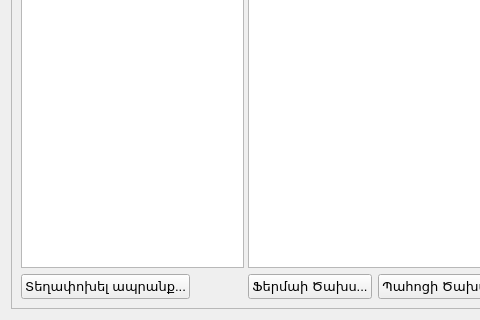
Before: the Qt Designer form src/storages.ui in ADCompany/AD-Farm, drawn with Qt 5; both pictures show x 0 to 480 and y 429 to 749 of the 823 by 749 pixel window.
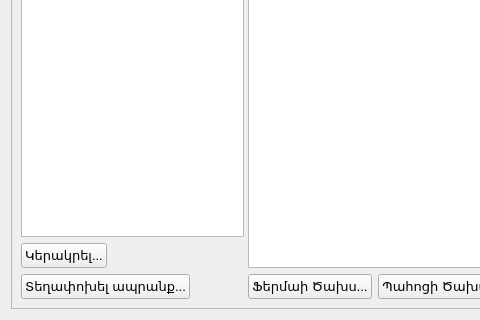
After: the same form once the commit is applied. Icons and pictures are not drawn.

Commit message: Integrate Nourish Store Item: (Full Change)

```diff
--- a/src/storages.ui
+++ b/src/storages.ui
@@ -28,8 +28,8 @@
         <height>729</height>
        </rect>
       </property>
-      <layout class="QVBoxLayout" name="verticalLayout_3">
-       <item>
+      <layout class="QGridLayout" name="gridLayout">
+       <item row="0" column="0">
         <widget class="QSplitter" name="splitter">
          <property name="orientation">
           <enum>Qt::Horizontal</enum>
@@ -45,6 +45,39 @@
              </property>
             </widget>
            </item>
+           <item>
+            <layout class="QHBoxLayout" name="horizontalLayout_2">
+             <item>
+              <widget class="QPushButton" name="btnNourishStoreItem">
+               <property name="font">
+                <font>
+                 <pointsize>10</pointsize>
+                </font>
+               </property>
+               <property name="text">
+                <string>Կերակրել...</string>
+               </property>
+               <property name="icon">
+                <iconset resource="farmmanager.qrc">
+                 <normaloff>:/FarmManager/Resources/nourish.png</normaloff>:/FarmManager/Resources/nourish.png</iconset>
+               </property>
+              </widget>
+             </item>
+             <item>
+              <spacer name="horizontalSpacer_2">
+               <property name="orientation">
+                <enum>Qt::Horizontal</enum>
+               </property>
+               <property name="sizeHint" stdset="0">
+                <size>
+                 <width>40</width>
+                 <height>20</height>
+                </size>
+               </property>
+              </spacer>
+             </item>
+            </layout>
+           </item>
            <item>
             <widget class="QPushButton" name="btnMoveStoreItem">
              <property name="sizePolicy">
```
The commit also changes 18 other files.
